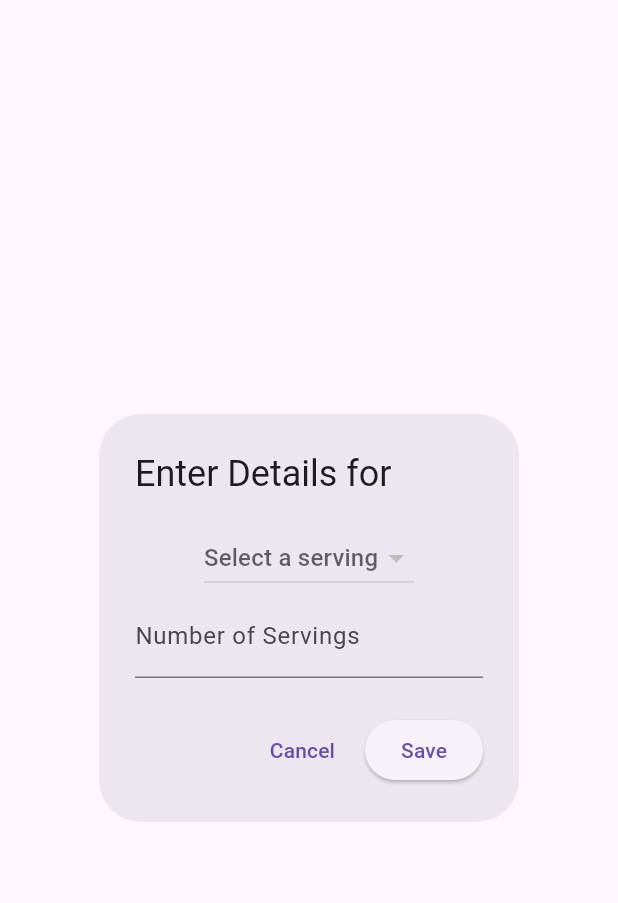
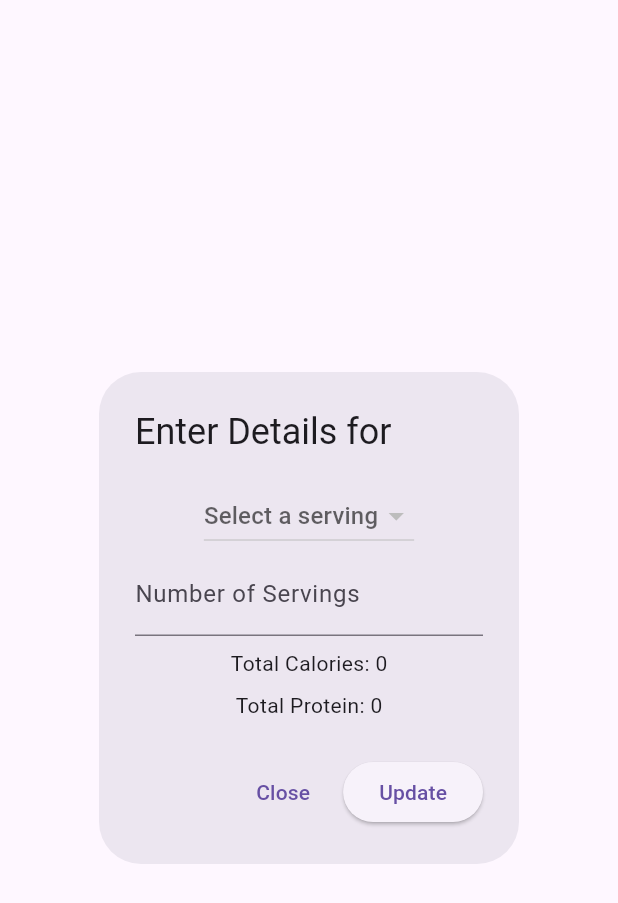
Before and after one commit to Walt-20/fusion-workout-flutter-app, a Flutter app: the FoodDetailsDialog widget shown alone on an empty page, opened directly with empty values, on a phone screen of 412 x 824 dp. Shown: the top 903 px of the screen. Run offline on Flutter 3.47's test engine with Material 3 defaults, Android fonts, the phone set to English and light mode, and no system bars; our stand-ins replace cloud_firestore, firebase_auth, firebase_core, table_calendar; accounts and stored records are empty; network calls fail.

Commit message:
FoodDetailsPage can now display the updated calorie, protein, etc.

```diff
--- a/lib/features/user_auth/presentation/pages/login_page.dart
+++ b/lib/features/user_auth/presentation/pages/login_page.dart
@@ -119,9 +119,6 @@ class _LoginPageState extends State<LoginPage> {
   }
 
   Future<void> fetchOAuthToken() async {
-    // final url = Uri.parse(
-    //     'http://proxy-backend-api-fusion-env.eba-semam5sh.us-east-2.elasticbeanstalk.com/get-token');
-
     final url = Uri.parse('http://10.0.2.2:3000/get-token');
 
     try {
--- a/lib/features/user_auth/presentation/pages/search_food_page.dart
+++ b/lib/features/user_auth/presentation/pages/search_food_page.dart
@@ -224,7 +224,9 @@ class _SearchFoodPageState extends State<SearchFoodPage> {
                                   context: context,
                                   builder: (BuildContext context) {
                                     return FoodDetailsDialog(
-                                        food: foodList[index]);
+                                      food: foodList[index],
+                                      date: widget.selectedDate,
+                                    );
                                   },
                                 );
                                 if (result != null) {
--- a/lib/features/user_auth/presentation/widgets/food_details_dialog.dart
+++ b/lib/features/user_auth/presentation/widgets/food_details_dialog.dart
@@ -1,10 +1,13 @@
 import 'package:flutter/material.dart';
+import 'package:fusion_workouts/features/user_auth/firebase_auth_implementation/firebase_auth_services.dart';
 import 'package:fusion_workouts/features/user_auth/presentation/models/food.dart';
 
 class FoodDetailsDialog extends StatefulWidget {
   final Food food;
+  final DateTime date;
 
-  const FoodDetailsDialog({Key? key, required this.food}) : super(key: key);
+  const FoodDetailsDialog({Key? key, required this.food, required this.date})
+      : super(key: key);
 
   @override
   _FoodDetailsDialogState createState() => _FoodDetailsDialogState();
@@ -13,12 +16,30 @@ class FoodDetailsDialog extends StatefulWidget {
 class _FoodDetailsDialogState extends State<FoodDetailsDialog> {
   final TextEditingController _servingsController = TextEditingController();
   String? _selectedServingId;
+  String _numberOfServings = "1";
+  String _totalCalories = "0";
+  String _totalProtein = "0";
+  final FirebaseAuthService _auth = FirebaseAuthService();
 
   @override
   void initState() {
     super.initState();
+
     if (widget.food.servings.isNotEmpty) {
       _selectedServingId = widget.food.servings.first.serving_id;
+      fetchServingIdNutritionalData(_selectedServingId!);
+    }
+  }
+
+  Future<void> fetchServingIdNutritionalData(String servingId) async {
+    var map = await _auth.fetchFoodItemByServingId(widget.date, servingId);
+
+    if (map != null) {
+      setState(() {
+        _totalCalories = map['totalCalories'];
+        _totalProtein = map['totalProtein'];
+        _numberOfServings = map['numberOfServings'];
+      });
     }
   }
 
@@ -49,21 +70,26 @@ class _FoodDetailsDialogState extends State<FoodDetailsDialog> {
             ),
             TextField(
               controller: _servingsController,
-              decoration:
-                  const InputDecoration(labelText: 'Number of Servings'),
+              decoration: InputDecoration(
+                labelText: 'Number of Servings',
+                hintText: 'Enter number of servings',
+                suffixText: _numberOfServings,
+              ),
               keyboardType: TextInputType.text,
             ),
+            SizedBox(
+              height: 8.0,
+            ),
+            Text("Total Calories: $_totalCalories"),
+            SizedBox(
+              height: 8.0,
+            ),
+            Text("Total Protein: $_totalProtein"),
           ],
         ),
       ),
       actions: [
         TextButton(
-          onPressed: () {
-            Navigator.of(context).pop();
-          },
-          child: const Text('Cancel'),
-        ),
-        ElevatedButton(
           onPressed: () {
             if (_selectedServingId != null) {
               final servings = _servingsController.text ?? "1";
@@ -74,7 +100,30 @@ class _FoodDetailsDialogState extends State<FoodDetailsDialog> {
               });
             }
           },
-          child: const Text('Save'),
+          child: const Text('Close'),
+        ),
+        ElevatedButton(
+          onPressed: () {
+            setState(() {
+              _numberOfServings = _servingsController.text.isNotEmpty
+                  ? _servingsController.text
+                  : "1";
+
+              int numServings = int.parse(_numberOfServings);
+              String selectedServingId = _selectedServingId!;
+              var serving = widget.food.servings.firstWhere(
+                (serving) => serving.serving_id == selectedServingId,
+                orElse: () => widget.food.servings.first,
+              );
+              int calories = int.parse(serving.calories);
+              int totalCalories = numServings * calories;
+              _totalCalories = totalCalories.toString();
+              double protein = double.parse(serving.protein);
+              double totalProtein = numServings * protein;
+              _totalProtein = totalProtein.toStringAsFixed(2);
+            });
+          },
+          child: const Text('Update'),
         ),
       ],
     );
```
Also changed, not shown: lib/features/user_auth/firebase_auth_implementation/firebase_auth_services.dart (+30 -0 lines).
